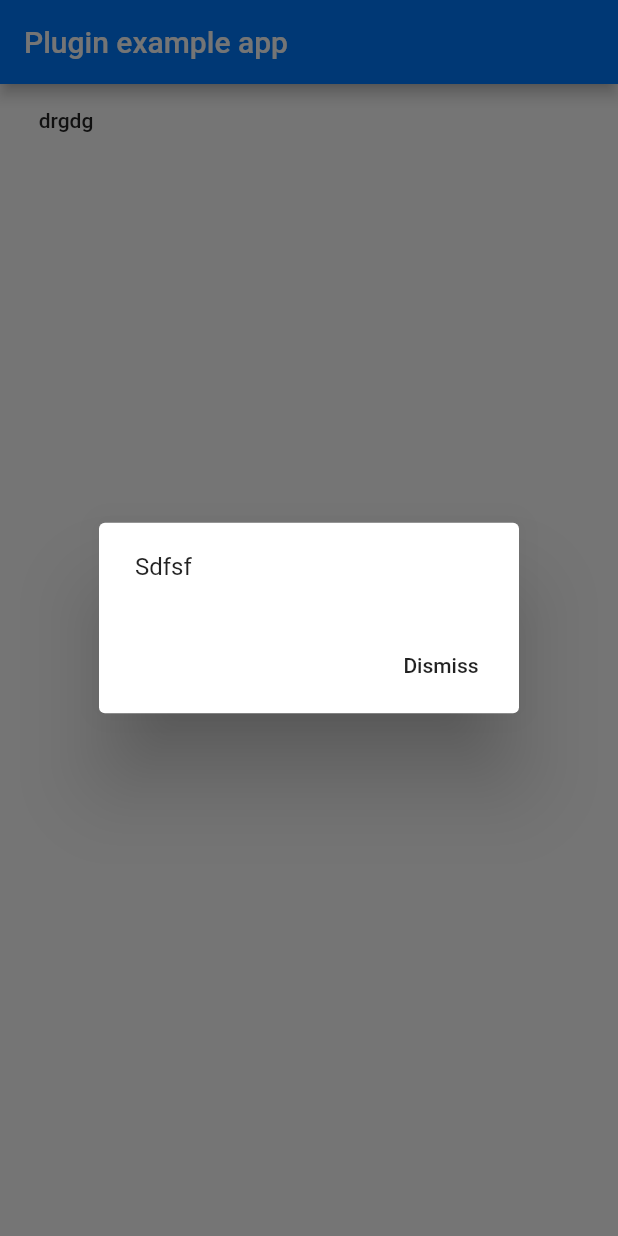
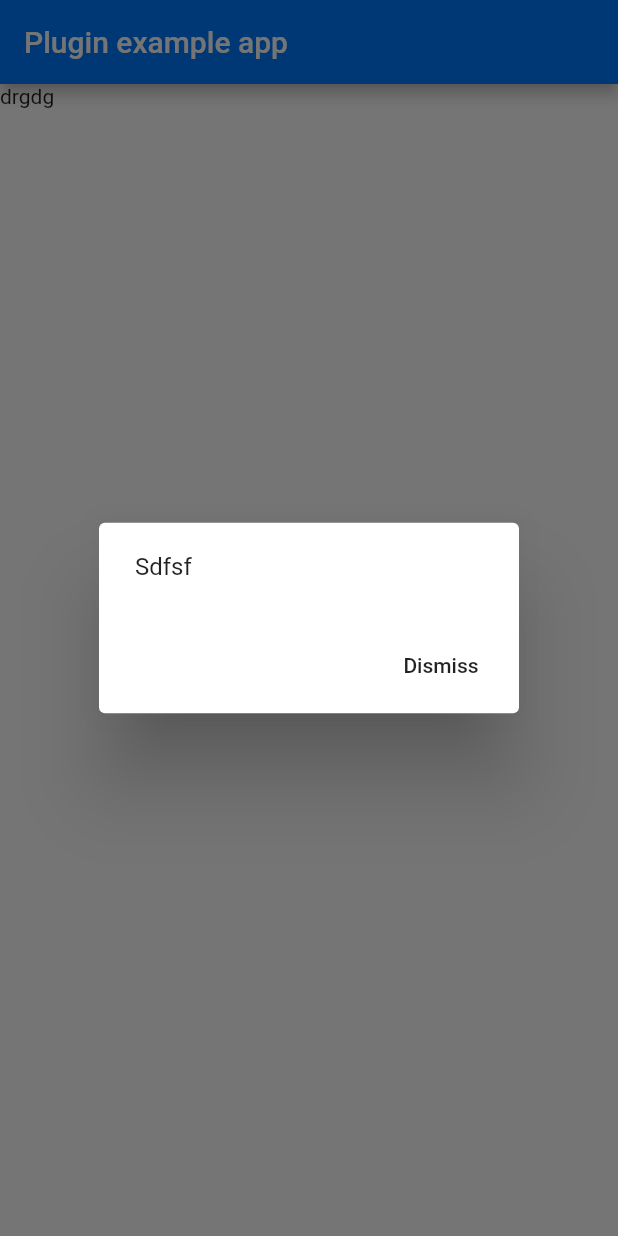
Before and after one commit to yugu91/FlutterCustomUtil, a Flutter app: the screen it shows after launch, after a tap on "drgdg", on a phone screen of 412 x 824 dp. Run offline on Flutter 3.47's test engine with Material 2 defaults, Android fonts, the phone set to English and light mode, and no system bars; our stand-ins replace dio, sentry, webview_flutter.

Commit message:
重写安卓版本BUTTON

```diff
--- a/lib/PlatformScaffold.dart
+++ b/lib/PlatformScaffold.dart
@@ -33,6 +33,7 @@ class PlatformApp extends CupertinoApp {
   }) : super(
             title: title,
             home: home,
+
             locale:defaultLocal,
             localizationsDelegates: delegate == null
                 ? [
@@ -363,7 +364,7 @@ class PlatformIcon {
 /**
  * Button
  */
-class PlatformButton extends BasePlatformWidget<FlatButton, CupertinoButton> {
+class PlatformButton extends BasePlatformWidget<Widget, CupertinoButton> {
   final VoidCallback onPressed;
   final Widget child;
   final Color color;
@@ -383,16 +384,31 @@ class PlatformButton extends BasePlatformWidget<FlatButton, CupertinoButton> {
       this.textTheme});
 
   @override
-  FlatButton createAndroidWidget(BuildContext context) {
-    var bt = FlatButton(
-      onPressed: onPressed,
-      child: child,
-      color: color,
-      disabledColor: disabledColor,
-      padding: padding,
-      textTheme: textTheme,
+  Widget createAndroidWidget(BuildContext context) {
+    return InkWell(
+      onTap: onPressed,
+      child: Container(
+        padding:padding,
+        decoration: BoxDecoration(
+          color: color,
+          borderRadius: borderRadius
+        ),
+        child: child,
+      ),
     );
-    return bt;
+//    var bt = ButtonTheme(
+//      minWidth: 0,
+//      height: 2,
+//      child:Button(
+//        onPressed: onPressed,
+//        child: child,
+//        color: color,
+//        disabledColor: disabledColor,
+//        padding: padding == null ? EdgeInsets.all(0) : padding,
+//        textTheme: textTheme,
+//      ) ,
+//    ) ;
+//    return bt;
   }
 
   @override
```
